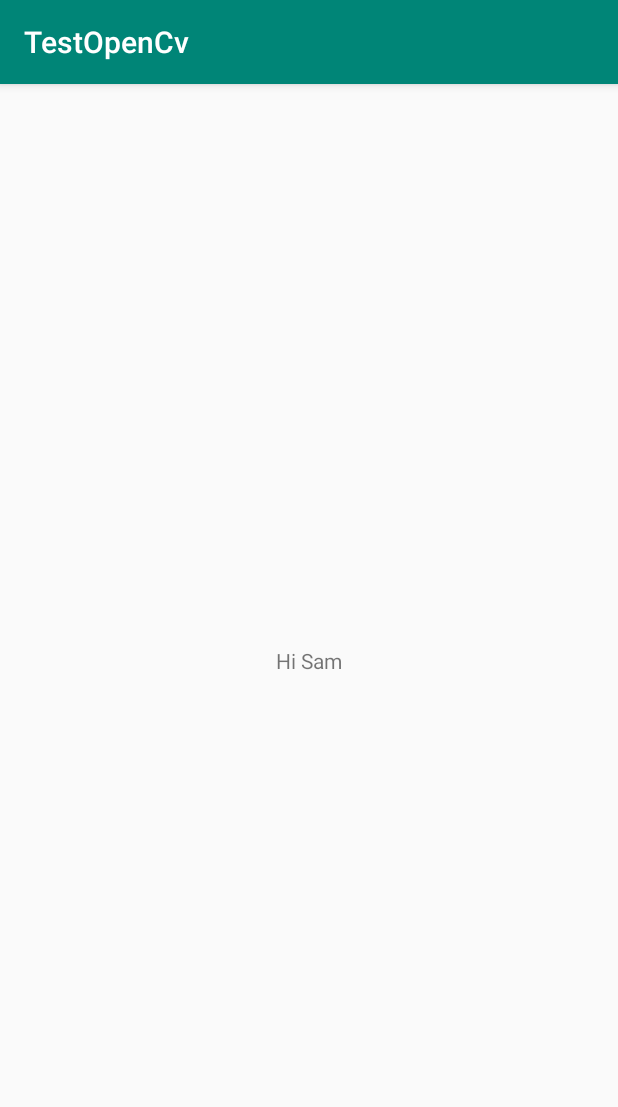
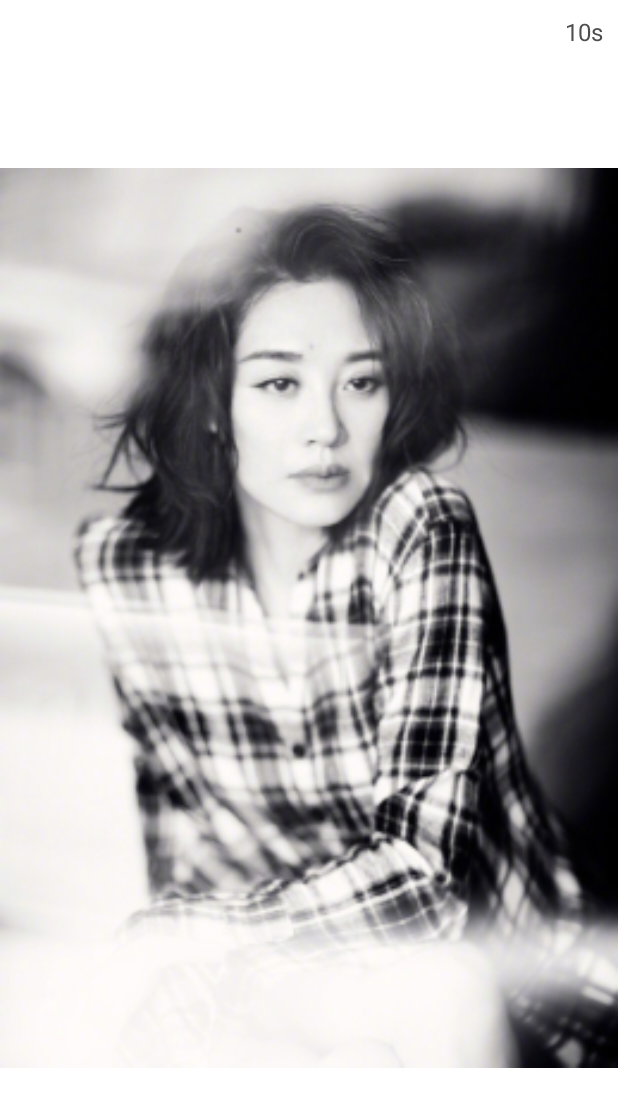
Before and after one commit to AKJoson/openCVProject, an Android app: the screen it shows after launch (MainActivity), on a phone screen of 412 x 824 dp. Shown: the top 1107 px of the screen. Run offline under Robolectric (Android 15) with nearby library versions, the phone set to English and light mode, and no system bars; our stand-ins replace data binding.

Commit message:
add the navigation

```diff
--- a/app/src/main/AndroidManifest.xml
+++ b/app/src/main/AndroidManifest.xml
@@ -8,8 +8,9 @@
         android:label="@string/app_name"
         android:roundIcon="@mipmap/ic_launcher_round"
         android:supportsRtl="true"
-        android:theme="@style/AppTheme">
-        <activity android:name=".ui.MainActivity">
+        android:theme="@style/Theme.MaterialComponents.Light.NoActionBar">
+        <activity android:name=".ui.MainActivity"
+            >
             <intent-filter>
                 <action android:name="android.intent.action.MAIN" />
 
--- a/app/src/main/java/com/cherry/testopencv/MainViewModel.kt
+++ /dev/null
@@ -1,20 +0,0 @@
-package com.cherry.testopencv
-
-import android.app.Activity
-import android.view.View
-import androidx.databinding.ObservableField
-
-open class MainViewModel(private val name: String, private val activity: Activity) {
-
-    var nameValue = ObservableField<String>()
-
-    init {
-        nameValue.set(name)
-    }
-
-
-    fun changeText(view: View) {
-        nameValue.set("I love ${nameValue.get()}")
-    }
-
-}
--- /dev/null
+++ b/app/src/main/java/com/cherry/testopencv/bean/UserInfo.kt
@@ -0,0 +1,3 @@
+package com.cherry.testopencv.bean
+
+data class UserInfo(val accout: String, val pwd: String, val token: String? = null)
--- /dev/null
+++ b/app/src/main/java/com/cherry/testopencv/ui/FragmentSplash.kt
@@ -0,0 +1,114 @@
+package com.cherry.testopencv.ui
+
+import android.content.Context
+import android.net.Uri
+import android.os.Bundle
+import android.os.Handler
+import android.view.LayoutInflater
+import android.view.View
+import android.view.ViewGroup
+import androidx.databinding.DataBindingUtil
+import androidx.fragment.app.Fragment
+import androidx.lifecycle.ViewModelProvider
+import com.cherry.testopencv.R
+import com.cherry.testopencv.databinding.FragmentSplashBinding
+import com.cherry.testopencv.viewmodel.SplashViewModel
+
+// TODO: Rename parameter arguments, choose names that match
+// the fragment initialization parameters, e.g. ARG_ITEM_NUMBER
+private const val ARG_PARAM1 = "param1"
+private const val ARG_PARAM2 = "param2"
+
+/**
+ * A simple [Fragment] subclass.
+ * Activities that contain this fragment must implement the
+ * [FragmentSplash.OnFragmentInteractionListener] interface
+ * to handle interaction events.
+ * Use the [FragmentSplash.newInstance] factory method to
+ * create an instance of this fragment.
+ */
+class FragmentSplash : Fragment() {
+    // TODO: Rename and change types of parameters
+    private var param1: String? = null
+    private var param2: String? = null
+    private var listener: OnFragmentInteractionListener? = null
+
+    override fun onCreate(savedInstanceState: Bundle?) {
+        super.onCreate(savedInstanceState)
+        arguments?.let {
+            param1 = it.getString(ARG_PARAM1)
+            param2 = it.getString(ARG_PARAM2)
+        }
+    }
+
+    override fun onCreateView(inflater: LayoutInflater, container: ViewGroup?,
+                              savedInstanceState: Bundle?): View? {
+        // Inflate the layout for this fragment
+        val binding = DataBindingUtil.inflate<FragmentSplashBinding>(inflater, R.layout.fragment_splash, container, false)
+        val viewModel = ViewModelProvider(this, SplashViewModel.SplashFractory()).get(SplashViewModel::class.java)
+        binding.viewModel = viewModel
+
+
+
+        Handler().postDelayed({
+            viewModel.startTimeDown()
+        }, 2000)
+
+        return binding.root
+    }
+
+    // TODO: Rename method, update argument and hook method into UI event
+    fun onButtonPressed(uri: Uri) {
+        listener?.onFragmentInteraction(uri)
+    }
+
+    override fun onAttach(context: Context) {
+        super.onAttach(context)
+        if (context is OnFragmentInteractionListener) {
+            listener = context
+        } else {
+            throw RuntimeException(context.toString() + " must implement OnFragmentInteractionListener")
+        }
+    }
+
+    override fun onDetach() {
+        super.onDetach()
+        listener = null
+    }
+
+    /**
+     * This interface must be implemented by activities that contain this
+     * fragment to allow an interaction in this fragment to be communicated
+     * to the activity and potentially other fragments contained in that
+     * activity.
+     *
+     *
+     * See the Android Training lesson [Communicating with Other Fragments]
+     * (http://developer.android.com/training/basics/fragments/communicating.html)
+     * for more information.
+     */
+    interface OnFragmentInteractionListener {
+        // TODO: Update argument type and name
+        fun onFragmentInteraction(uri: Uri)
+    }
+
+    companion object {
+        /**
+         * Use this factory method to create a new instance of
+         * this fragment using the provided parameters.
+         *
+         * @param param1 Parameter 1.
+         * @param param2 Parameter 2.
+         * @return A new instance of fragment FragmentSplash.
+         */
+        // TODO: Rename and change types and number of parameters
+        @JvmStatic
+        fun newInstance(param1: String, param2: String) =
+                FragmentSplash().apply {
+                    arguments = Bundle().apply {
+                        putString(ARG_PARAM1, param1)
+                        putString(ARG_PARAM2, param2)
+                    }
+                }
+    }
+}
--- a/app/src/main/java/com/cherry/testopencv/ui/MainActivity.kt
+++ b/app/src/main/java/com/cherry/testopencv/ui/MainActivity.kt
@@ -1,17 +1,30 @@
 package com.cherry.testopencv.ui
 
+import android.net.Uri
 import android.os.Bundle
+import android.util.Log
+import android.view.View
 import androidx.appcompat.app.AppCompatActivity
-import androidx.databinding.DataBindingUtil
-import com.cherry.testopencv.MainViewModel
 import com.cherry.testopencv.R
-import com.cherry.testopencv.databinding.ActivityMainBinding
 
-open class MainActivity : AppCompatActivity(){
+
+open class MainActivity : AppCompatActivity() , FragmentSplash.OnFragmentInteractionListener{
+
+    override fun onFragmentInteraction(uri: Uri) {
+        Log.e("TAG","onFragmentInteraction")
+    }
 
     override fun onCreate(savedInstanceState: Bundle?) {
         super.onCreate(savedInstanceState)
-        val binding  = DataBindingUtil.setContentView<ActivityMainBinding>(this, R.layout.activity_main)
-        binding.viewModel = MainViewModel("Hi Sam", this)
+        setContentView(R.layout.activity_main)
+        window.decorView.systemUiVisibility = View.SYSTEM_UI_FLAG_FULLSCREEN
+
+//        val binding = DataBindingUtil.setContentView<ActivityMainBinding>(this, R.layout.activity_main)
+//        // use this ViewModelProvider will cache the ViewModel data , Even though Activity has been destory.
+//        // MainViewModel.Factory() this factory you can input some args you want .
+//        val viewModel: MainViewModel = ViewModelProvider(this, MainViewModel.Factory()).get(MainViewModel::class.java)
+////        val mainViewModel = MainViewModel()
+//        binding.viewModel = viewModel
     }
+
 }
--- /dev/null
+++ b/app/src/main/java/com/cherry/testopencv/viewmodel/SplashViewModel.kt
@@ -0,0 +1,28 @@
+package com.cherry.testopencv.viewmodel
+
+
+import androidx.databinding.ObservableField
+import androidx.lifecycle.ViewModel
+import androidx.lifecycle.ViewModelProvider
+import com.cherry.testopencv.bean.UserInfo
+
+class SplashViewModel : ViewModel() {
+
+
+    val timeValue = ObservableField<String>()
+
+    fun checkUsers(userbean: UserInfo): Boolean {
+        return !userbean.token.isNullOrEmpty()
+    }
+
+    fun startTimeDown(){
+        timeValue.set("${10}s")
+    }
+
+    class SplashFractory : ViewModelProvider.Factory {
+        override fun <T : ViewModel?> create(modelClass: Class<T>): T {
+            return SplashViewModel() as T
+        }
+
+    }
+}
--- a/app/src/main/res/layout/activity_main.xml
+++ b/app/src/main/res/layout/activity_main.xml
@@ -1,38 +1,20 @@
 <?xml version="1.0" encoding="utf-8"?>
-<layout>
-
-    <data>
-        <variable
-            name="viewModel"
-            type="com.cherry.testopencv.MainViewModel" />
-    </data>
-
 <androidx.constraintlayout.widget.ConstraintLayout xmlns:android="http://schemas.android.com/apk/res/android"
     xmlns:app="http://schemas.android.com/apk/res-auto"
-        xmlns:tools="http://schemas.android.com/tools"
     android:layout_width="match_parent"
-        android:layout_height="match_parent"
-        tools:context=".ui.MainActivity">
+    android:layout_height="match_parent">
 
-        <ImageView
-            android:id="@+id/image_view"
-            android:layout_width="match_parent"
-            android:layout_height="wrap_content"
+    <fragment
+        android:id="@+id/nav_host_fragment"
+        android:name="androidx.navigation.fragment.NavHostFragment"
+        android:layout_width="0dp"
+        android:layout_height="0dp"
         app:layout_constraintBottom_toBottomOf="parent"
-            app:layout_constraintLeft_toLeftOf="parent"
-            app:layout_constraintRight_toRightOf="parent"
-            app:layout_constraintTop_toTopOf="parent" />
-        <TextView
-            android:text="@{viewModel.nameValue}"
-            android:onClick="@{viewModel::changeText}"
-            app:layout_constraintBottom_toBottomOf="parent"
-            app:layout_constraintTop_toTopOf="parent"
         app:layout_constraintEnd_toEndOf="parent"
         app:layout_constraintStart_toStartOf="parent"
-            android:layout_width="wrap_content"
-            android:layout_height="wrap_content"/>
+        app:layout_constraintTop_toTopOf="parent"
+        app:navGraph="@navigation/nav_graph"
+        app:defaultNavHost="true"/>
 
 
 </androidx.constraintlayout.widget.ConstraintLayout>
-
-</layout>
--- /dev/null
+++ b/app/src/main/res/layout/fragment_splash.xml
@@ -0,0 +1,37 @@
+<?xml version="1.0" encoding="utf-8"?>
+<layout xmlns:app="http://schemas.android.com/apk/res-auto">
+
+    <data>
+
+        <variable
+            name="viewModel"
+            type="com.cherry.testopencv.viewmodel.SplashViewModel" />
+    </data>
+
+    <androidx.constraintlayout.widget.ConstraintLayout xmlns:android="http://schemas.android.com/apk/res/android"
+        xmlns:tools="http://schemas.android.com/tools"
+        android:layout_width="match_parent"
+        android:layout_height="match_parent"
+        tools:context=".ui.FragmentSplash">
+
+        <ImageView
+            android:layout_width="match_parent"
+            android:layout_height="match_parent"
+            android:src="@drawable/splash_img"
+            app:layout_constraintBottom_toBottomOf="parent"
+            app:layout_constraintEnd_toEndOf="parent"
+            app:layout_constraintStart_toStartOf="parent"
+            app:layout_constraintTop_toTopOf="parent" />
+
+        <TextView
+            android:layout_width="wrap_content"
+            android:layout_height="wrap_content"
+            android:layout_margin="10dp"
+            android:text="@{viewModel.timeValue}"
+            android:textColor="#4d4d4d"
+            android:textSize="16dp"
+            app:layout_constraintRight_toRightOf="parent"
+            app:layout_constraintTop_toTopOf="parent" />
+
+    </androidx.constraintlayout.widget.ConstraintLayout>
+</layout>
--- /dev/null
+++ b/app/src/main/res/navigation/nav_graph.xml
@@ -0,0 +1,13 @@
+<?xml version="1.0" encoding="utf-8"?>
+<navigation xmlns:android="http://schemas.android.com/apk/res/android"
+    xmlns:app="http://schemas.android.com/apk/res-auto"
+    xmlns:tools="http://schemas.android.com/tools"
+    android:id="@+id/nav_graph"
+    app:startDestination="@id/splashFragment">
+
+    <fragment android:id="@+id/splashFragment"
+        android:name="com.cherry.testopencv.ui.FragmentSplash"
+        android:label="fragment_splash"
+        tools:layout = "@layout/fragment_splash"/>
+
+</navigation>
--- /dev/null
+++ b/app/src/main/res/values/color.xml
@@ -0,0 +1,6 @@
+<?xml version="1.0" encoding="utf-8"?>
+<resources>
+    <color name="colorPrimary">#34c2c9</color>
+    <color name="colorPrimaryDark">#000000</color>
+    <color name="colorAccent">#ff0000</color>
+</resources>
--- a/app/src/main/res/values/colors.xml
+++ /dev/null
@@ -1,6 +0,0 @@
-<?xml version="1.0" encoding="utf-8"?>
-<resources>
-    <color name="colorPrimary">#008577</color>
-    <color name="colorPrimaryDark">#00574B</color>
-    <color name="colorAccent">#D81B60</color>
-</resources>
--- a/app/src/main/res/values/strings.xml
+++ b/app/src/main/res/values/strings.xml
@@ -1,3 +1,7 @@
 <resources>
     <string name="app_name">TestOpenCv</string>
+
+    <!-- TODO: Remove or change this placeholder text -->
+    <string name="hello_blank_fragment">Hello blank fragment</string>
+    <string name="hello_world">hello world</string>
 </resources>
--- a/build.gradle
+++ b/build.gradle
@@ -14,7 +14,8 @@ buildscript {
         appcompat = '1.1.0'
         coreKtx = "1.0.2"
         kotlinVersion = '1.3.41'
-        coroutinesVersion = "1.3.0-M2"
+        coroutinesVersion = '1.3.0-M2'
+        nav_version = 'nav_version'
 
 
     }
```
Also changed, not shown: app/build.gradle (+8 -3 lines), app/src/main/java/com/cherry/testopencv/viewmodel/MainViewModel.kt (added, +28 -0 lines), app/src/main/res/drawable-xxxhdpi/splash_img.jpg (added), app/src/main/res/values/styles.xml (line endings or trailing spaces). Lines whose indentation alone changed are shown as unchanged.
